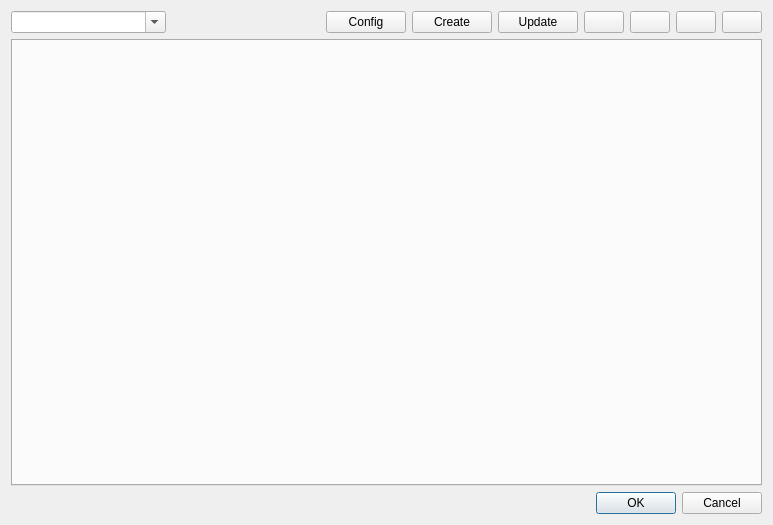
This is core/ui/toolbars/plan/netscenario.ui in Giswater/giswater_qgis_plugin as Qt 5 draws it before an edit. The edited form follows.
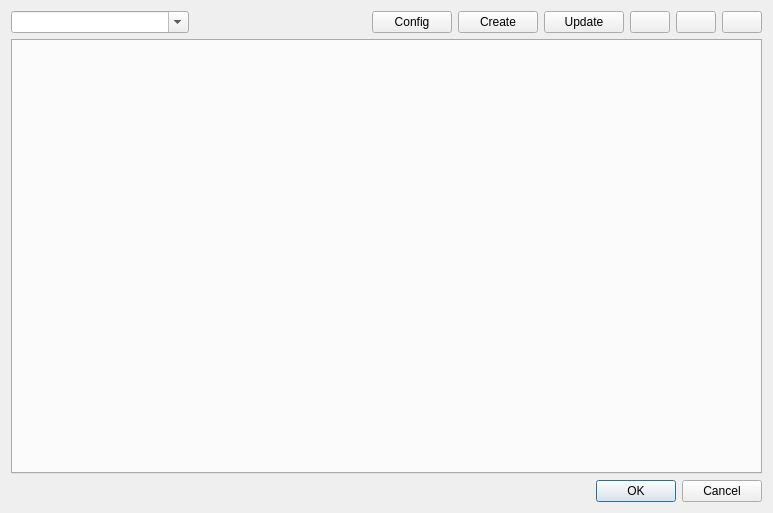
This is the edited form.

Commit message: Enhancement: move toc button to netscenario manager

The edit to the form file:
```diff
--- a/core/ui/toolbars/plan/netscenario.ui
+++ b/core/ui/toolbars/plan/netscenario.ui
@@ -7,7 +7,7 @@
     <x>0</x>
     <y>0</y>
     <width>773</width>
-    <height>525</height>
+    <height>513</height>
    </rect>
   </property>
   <property name="windowTitle">
@@ -80,13 +80,6 @@
        </property>
       </widget>
      </item>
-     <item>
-      <widget class="QPushButton" name="btn_toc">
-       <property name="text">
-        <string/>
-       </property>
-      </widget>
-     </item>
      <item>
       <widget class="QPushButton" name="btn_insert">
        <property name="text">
```
The commit also changes 2 other files.
